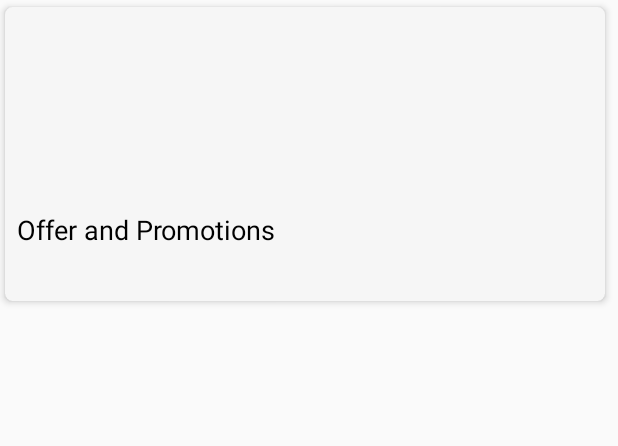
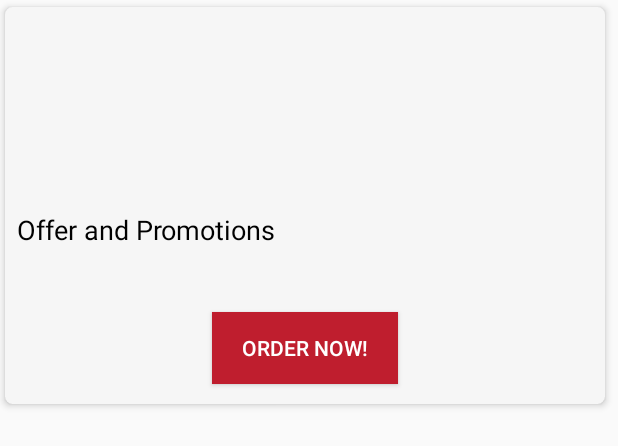
Before and after one commit to nanobitt/food_aholic, an Android app: the layout layout_offer_and_promotion.xml on its own in the app's theme, with its tools: preview values and no code run, on a phone screen of 412 x 824 dp. Shown: the top 446 px of the screen. Run offline under Robolectric (Android 15) with nearby library versions, the light colour scheme and no system bars.

Commit message:
Done with offer and promotions

```diff
--- a/app/src/main/java/com/vpapps/Foodaholic/OffersAndPromotionsActivity.java
+++ b/app/src/main/java/com/vpapps/Foodaholic/OffersAndPromotionsActivity.java
@@ -78,7 +78,7 @@ public class OffersAndPromotionsActivity extends AppCompatActivity {
                 pbar.dismiss();
                 //Toast.makeText(OffersAndPromotionsActivity.this, offerAndPromotions.get(0).getDescription(), Toast.LENGTH_LONG).show();
 
-                AdapterOffersAndPromotions adapterOffersAndPromotions = new AdapterOffersAndPromotions(offerAndPromotions);
+                AdapterOffersAndPromotions adapterOffersAndPromotions = new AdapterOffersAndPromotions(OffersAndPromotionsActivity.this, offerAndPromotions);
                 rv_offer_and_promotions.setAdapter(adapterOffersAndPromotions);
             }
         });
--- a/app/src/main/java/com/vpapps/utils/Constant.java
+++ b/app/src/main/java/com/vpapps/utils/Constant.java
@@ -80,6 +80,7 @@ public class Constant implements Serializable{
 	public static final String TAG_REST_SUNDAY = "restaurant_open_sun";
 	public static final String TAG_REST_TOTAL_RATE = "total_rate";
 	public static final String TAG_REST_AVG_RATE = "rate_avg";
+	public static final String TAG_REST_ROOT = "restaurant";
 
 	public static final String TAG_NONVEG="Non Veg";
 	public static final String TAG_VEG="Veg";
--- a/app/src/main/res/layout/layout_offer_and_promotion.xml
+++ b/app/src/main/res/layout/layout_offer_and_promotion.xml
@@ -39,6 +39,18 @@
             android:textColor="@color/text_menu_title"
             android:textSize="14sp"
             android:layout_marginTop="@dimen/dp_10" />
+        <android.support.v7.widget.AppCompatButton
+            android:id="@+id/button_order_now"
+            android:layout_width="wrap_content"
+            android:layout_height="wrap_content"
+            android:layout_gravity="center"
+            android:layout_marginBottom="5dp"
+            android:layout_marginTop="15dp"
+            android:paddingLeft="20dp"
+            android:paddingRight="20dp"
+            android:text="@string/order_now"
+            android:textColor="@color/white"
+            android:background="@color/maroon"/>
 
     </LinearLayout>
 
--- a/app/src/main/res/values/strings.xml
+++ b/app/src/main/res/values/strings.xml
@@ -164,4 +164,5 @@
     <string name="offers">Offers</string>
     <string name="recommended_restaurants">Recommended Restaurant</string>
     <string name="offer_and_promotions">Offer and Promotions</string>
+    <string name="order_now">Order Now!</string>
 </resources>
```
Also changed, not shown: app/src/main/java/com/vpapps/Foodaholic/MainActivity.java (+13 -2 lines), app/src/main/java/com/vpapps/adapter/AdapterOffersAndPromotions.java (+30 -2 lines), app/src/main/java/com/vpapps/asyncTask/LoadOfferAndPromotions.java (+27 -0 lines), app/src/main/java/com/vpapps/items/ItemOfferAndPromotion.java (+15 -0 lines), 4 other files.
